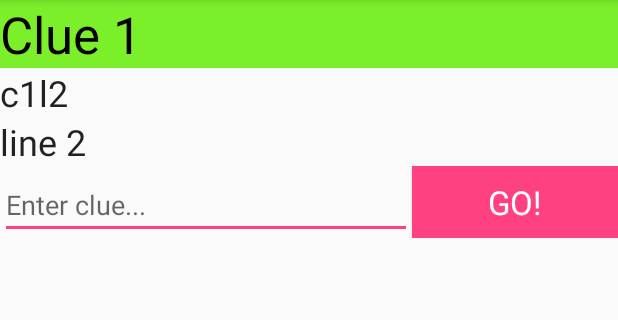
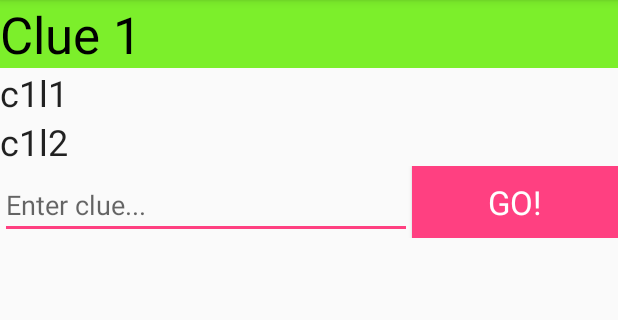
Before and after one commit to jocitgit/egghunt, an Android app: the CodeActivity screen opened directly, with no data from a screen before it, on a phone screen of 412 x 824 dp, the part 84-404 px from its top. Run offline under Robolectric (Android 15) with nearby library versions, the phone set to English and light mode, and no system bars.

Commit message:
Fixed clue line 2

```diff
--- a/app/src/main/java/ie/cit/soft7035/egghunt/CodeActivity.java
+++ b/app/src/main/java/ie/cit/soft7035/egghunt/CodeActivity.java
@@ -64,7 +64,7 @@ public class CodeActivity extends AppCompatActivity {
 
         clueNumber.setText("Clue " + level);
         clue1.setText(Code.clues[level-1][0]);
-        clue1.setText(Code.clues[level-1][1]);
+        clue2.setText(Code.clues[level-1][1]);
 
     }
 
--- a/app/src/main/res/layout/activity_code.xml
+++ b/app/src/main/res/layout/activity_code.xml
@@ -18,14 +18,12 @@
         android:id="@+id/clueLine1"
         android:layout_width="match_parent"
         android:layout_height="wrap_content"
-        android:text="line 1"
         android:textAppearance="@style/TextAppearance.AppCompat.Headline" />
 
     <TextView
         android:id="@+id/clueLine2"
         android:layout_width="match_parent"
         android:layout_height="wrap_content"
-        android:text="line 2"
         android:textAppearance="@style/TextAppearance.AppCompat.Headline" />
 
     <LinearLayout
```
